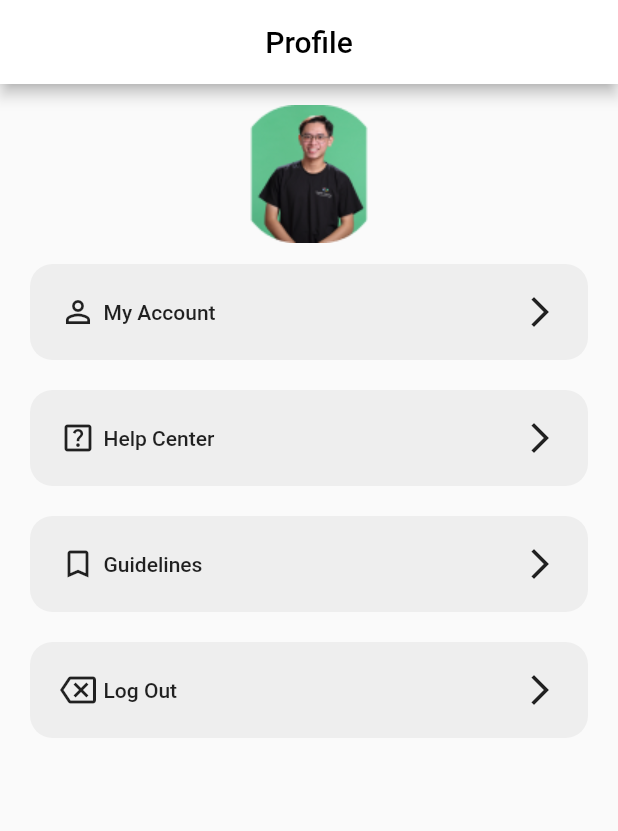
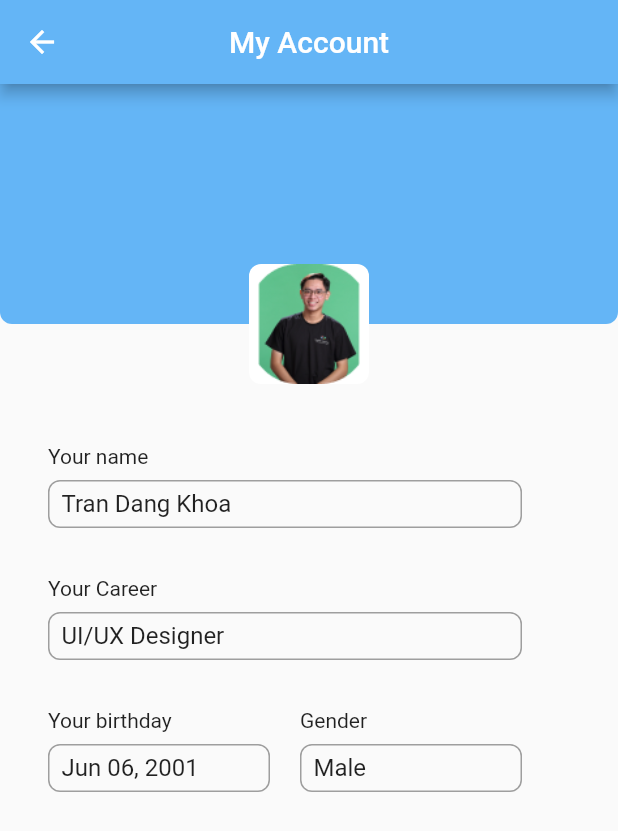
Before and after one commit to phkhanhtrinh23/livel_application, a Flutter app: the UserScreen screen opened directly, after a tap on "My Account", on a phone screen of 412 x 824 dp. Shown: the top 831 px of the screen. Run offline on Flutter 3.47's test engine with Material 2 defaults, Android fonts, the phone set to English and light mode, and no system bars; our stand-ins replace firebase_auth, firebase_core, flutter_signin_button, google_sign_in, permission_handler; missing offline and left inert: agora_rtc_engine; accounts and stored records are empty.

Commit message:
added user screens

```diff
--- a/lib/home_screens/HomeScreen.dart
+++ b/lib/home_screens/HomeScreen.dart
@@ -1,6 +1,6 @@
 import 'package:flutter/material.dart';
 import 'package:livel_application/home_screens/components/home.dart';
-import 'package:livel_application/home_screens/user_screen/user_main.dart';
+import 'package:livel_application/log_in_screens/components/user_main.dart';
 import 'package:livel_application/home_screens/your_trip/your_trip.dart';
 
 class HomeScreen extends StatefulWidget {
--- a/lib/home_screens/components/countries_elements.dart
+++ b/lib/home_screens/components/countries_elements.dart
@@ -64,7 +64,7 @@ class TripElement extends StatelessWidget {
           child: Container(
             decoration: BoxDecoration(
               borderRadius: BorderRadius.circular(8.0),
-              color: Colors.blue[300],
+              color: Colors.blue[600],
             ),
             width: 62,
             height: 36,
--- a/lib/home_screens/components/home.dart
+++ b/lib/home_screens/components/home.dart
@@ -30,13 +30,14 @@ class MainHome extends StatelessWidget {
                 'Hello Khoa Tran,',
                 style: TextStyle(
                   fontSize: 25,
+                  color: Colors.orange[800],
                 ),
               ),
               Text(
                 'which trip you want to go today?',
                 style: TextStyle(
                   fontSize: 25,
-                  color: Colors.blue,
+                  fontWeight: FontWeight.bold,
                 ),
               ),
             ],
@@ -49,7 +50,7 @@ class MainHome extends StatelessWidget {
           height: 54,
           decoration: BoxDecoration(
             color: Colors.white,
-            borderRadius: BorderRadius.circular(20),
+            borderRadius: BorderRadius.circular(8),
             border: Border.all(
               color: Colors.grey,
             ),
--- /dev/null
+++ b/lib/home_screens/user_screen/components/profile_info.dart
@@ -0,0 +1,225 @@
+import 'package:flutter/material.dart';
+
+class ProfileScreen extends StatelessWidget {
+  const ProfileScreen({Key key}) : super(key: key);
+
+  @override
+  Widget build(BuildContext context) {
+    double _width = MediaQuery.of(context).size.width;
+    return Scaffold(
+      appBar: AppBar(
+        leading: IconButton(
+          icon: Icon(Icons.arrow_back),
+          onPressed: () {
+            Navigator.pop(context);
+          },
+        ),
+        backgroundColor: Colors.blue[300],
+        centerTitle: true,
+        title: Text(
+          'My Account',
+          style: TextStyle(
+            color: Colors.white,
+          ),
+        ),
+      ),
+      body: Column(
+        children: [
+          Container(
+            margin: const EdgeInsets.only(
+              bottom: 80,
+            ),
+            child: Stack(
+              alignment: Alignment.bottomCenter,
+              overflow: Overflow.visible,
+              children: [
+                Container(
+                  width: _width,
+                  height: 160,
+                  decoration: BoxDecoration(
+                    color: Colors.blue[300],
+                    borderRadius: BorderRadius.only(
+                      bottomLeft: Radius.circular(8),
+                      bottomRight: Radius.circular(8),
+                    ),
+                  ),
+                ),
+                Positioned(
+                  child: Container(
+                    width: 80,
+                    height: 80,
+                    decoration: BoxDecoration(
+                      color: Colors.white,
+                      borderRadius: BorderRadius.circular(8),
+                    ),
+                    child: Image.asset('images/khoa.png'),
+                  ),
+                  top: 120,
+                ),
+              ],
+            ),
+          ),
+          Container(
+            margin: const EdgeInsets.only(
+              left: 32,
+              right: 64,
+            ),
+            child: Column(
+              crossAxisAlignment: CrossAxisAlignment.start,
+              children: [
+                Container(
+                  alignment: Alignment.bottomLeft,
+                  margin: const EdgeInsets.only(
+                    bottom: 8,
+                  ),
+                  child: Text(
+                    'Your name',
+                    style: TextStyle(
+                      fontSize: 14,
+                    ),
+                  ),
+                ),
+                Container(
+                  alignment: Alignment.centerLeft,
+                  width: 320,
+                  height: 32,
+                  padding: const EdgeInsets.only(left: 8.0),
+                  margin: const EdgeInsets.only(
+                    bottom: 32,
+                  ),
+                  decoration: BoxDecoration(
+                    border: Border.all(
+                      color: Colors.grey,
+                    ),
+                    borderRadius: BorderRadius.circular(8),
+                  ),
+                  child: Text(
+                    'Tran Dang Khoa',
+                    style: TextStyle(
+                      fontSize: 16,
+                    ),
+                  ),
+                ),
+                Container(
+                  alignment: Alignment.bottomLeft,
+                  margin: const EdgeInsets.only(
+                    bottom: 8,
+                  ),
+                  child: Text(
+                    'Your Career',
+                    style: TextStyle(
+                      fontSize: 14,
+                    ),
+                  ),
+                ),
+                Container(
+                  alignment: Alignment.centerLeft,
+                  width: 320,
+                  height: 32,
+                  padding: const EdgeInsets.only(left: 8.0),
+                  margin: const EdgeInsets.only(
+                    bottom: 32,
+                  ),
+                  decoration: BoxDecoration(
+                    border: Border.all(
+                      color: Colors.grey,
+                    ),
+                    borderRadius: BorderRadius.circular(8),
+                  ),
+                  child: Text(
+                    'UI/UX Designer',
+                    style: TextStyle(
+                      fontSize: 16,
+                    ),
+                  ),
+                ),
+                Row(
+                  mainAxisAlignment: MainAxisAlignment.start,
+                  children: [
+                    Column(
+                      crossAxisAlignment: CrossAxisAlignment.start,
+                      children: [
+                        Container(
+                          alignment: Alignment.centerLeft,
+                          margin: const EdgeInsets.only(
+                            bottom: 8,
+                          ),
+                          child: Text(
+                            'Your birthday',
+                            style: TextStyle(
+                              fontSize: 14,
+                            ),
+                          ),
+                        ),
+                        Container(
+                          padding: const EdgeInsets.only(left: 8.0),
+                          alignment: Alignment.centerLeft,
+                          width: 148,
+                          height: 32,
+                          margin: const EdgeInsets.only(
+                            bottom: 16,
+                          ),
+                          decoration: BoxDecoration(
+                            border: Border.all(
+                              color: Colors.grey,
+                            ),
+                            borderRadius: BorderRadius.circular(8),
+                          ),
+                          child: Text(
+                            'Jun 06, 2001',
+                            style: TextStyle(
+                              fontSize: 16,
+                            ),
+                          ),
+                        ),
+                      ],
+                    ),
+                    Spacer(),
+                    Column(
+                      crossAxisAlignment: CrossAxisAlignment.start,
+                      children: [
+                        Container(
+                          alignment: Alignment.centerLeft,
+                          margin: const EdgeInsets.only(
+                            bottom: 8,
+                          ),
+                          child: Text(
+                            'Gender',
+                            style: TextStyle(
+                              fontSize: 14,
+                            ),
+                          ),
+                        ),
+                        Container(
+                          padding: const EdgeInsets.only(left: 8.0),
+                          alignment: Alignment.centerLeft,
+                          width: 148,
+                          height: 32,
+                          margin: const EdgeInsets.only(
+                            bottom: 16,
+                          ),
+                          decoration: BoxDecoration(
+                            border: Border.all(
+                              color: Colors.grey,
+                            ),
+                            borderRadius: BorderRadius.circular(8),
+                          ),
+                          child: Text(
+                            'Male',
+                            style: TextStyle(
+                              fontSize: 16,
+                            ),
+                          ),
+                        ),
+                      ],
+                    ),
+                  ],
+                ),
+              ],
+            ),
+          ),
+        ],
+      ),
+    );
+  }
+}
--- a/lib/home_screens/user_screen/user_main.dart
+++ b/lib/log_in_screens/components/user_main.dart
@@ -1,6 +1,9 @@
 import 'package:flutter/cupertino.dart';
 import 'package:flutter/material.dart';
 import 'package:flutter/rendering.dart';
+import 'package:livel_application/home_screens/user_screen/components/guidelines.dart';
+import 'package:livel_application/home_screens/user_screen/components/help_center.dart';
+import 'package:livel_application/home_screens/user_screen/components/profile_info.dart';
 
 class UserScreen extends StatelessWidget {
   @override
@@ -31,21 +34,42 @@ class UserScreen extends StatelessWidget {
             ProfileMenu(
               text: "My Account",
               icon: Icon(Icons.person_outline),
-              press: () => {},
+              press: () => {
+                Navigator.push(
+                  context,
+                  MaterialPageRoute(
+                    builder: (BuildContext context) => ProfileScreen(),
+                  ),
+                ),
+              },
             ),
             ProfileMenu(
               text: "Help Center",
               icon: Icon(Icons.help_center_outlined),
-              press: () {},
+              press: () => {
+                Navigator.push(
+                  context,
+                  MaterialPageRoute(
+                    builder: (BuildContext context) => HelpCenterScreen(),
+                  ),
+                ),
+              },
             ),
             ProfileMenu(
               text: "Guidelines",
               icon: Icon(Icons.bookmark_border_outlined),
-              press: () => {},
+              press: () => {
+                Navigator.push(
+                  context,
+                  MaterialPageRoute(
+                    builder: (BuildContext context) => GuidelinesScreen(),
+                  ),
+                ),
+              },
             ),
             ProfileMenu(
               text: "Log Out",
-              icon: Icon(Icons.backspace_outlined),
+              icon: Icon(Icons.logout),
               press: () {},
             ),
           ],
@@ -76,7 +100,7 @@ class ProfileMenu extends StatelessWidget {
         shape: RoundedRectangleBorder(
           borderRadius: BorderRadius.circular(15),
         ),
-        color: Colors.grey[200],
+        color: Colors.blue[300],
         onPressed: press,
         child: Row(
           children: [
```
Also changed, not shown: lib/home_screens/components/available_elements.dart (+5 -3 lines), lib/home_screens/user_screen/components/guidelines.dart (added, +66 -0 lines), lib/home_screens/user_screen/components/help_center.dart (added, +66 -0 lines).
